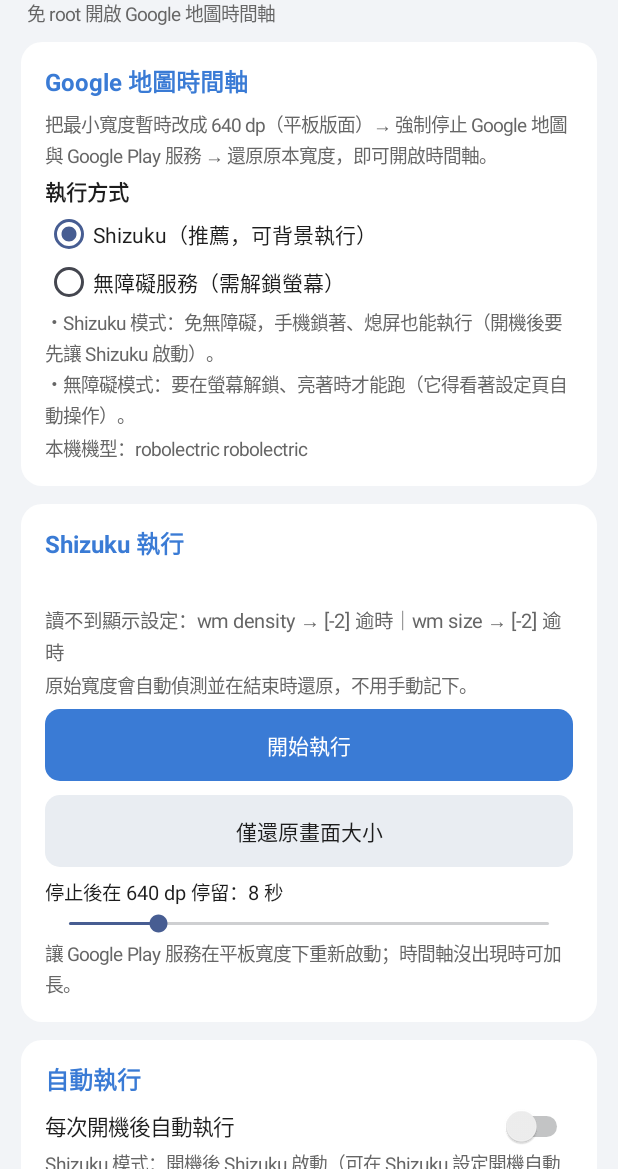
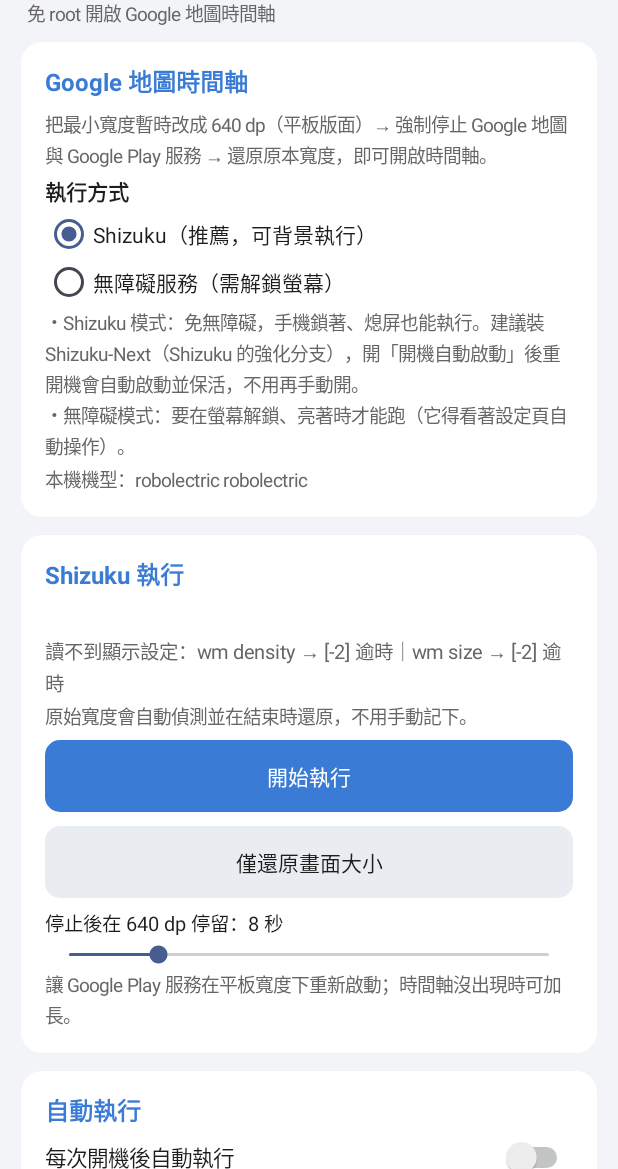
Before and after one commit to steve19860004/timeline-helper-app, an Android app: the screen it shows after launch (MainActivity), on a phone screen of 412 x 824 dp, the part 67-1236 px from its top. Run offline under Robolectric (Android 15) with nearby library versions, the phone set to English and light mode, and no system bars; libraries missing offline, so code that uses them is left out: org.lsposed.hiddenapibypass, rikka.shizuku; 10 statements that could not run were skipped.

Commit message:
建議改用 Shizuku-Next（開機自動啟動、保活、避免重開機被關）；API 相容不改程式邏輯
Co-Authored-By: Claude Opus 4.8 <noreply@anthropic.com>
Claude-Session: https://claude.ai/code/session_01SWYiMyvDvqx2X6cpuZKcJv

```diff
--- a/app/src/main/java/tw/local/timeline/ui/MainActivity.kt
+++ b/app/src/main/java/tw/local/timeline/ui/MainActivity.kt
@@ -144,7 +144,7 @@ class MainActivity : Activity() {
             }
             addView(rg)
             // 使用者要求的備註
-            hint("・Shizuku 模式：免無障礙，手機鎖著、熄屏也能執行（開機後要先讓 Shizuku 啟動）。\n・無障礙模式：要在螢幕解鎖、亮著時才能跑（它得看著設定頁自動操作）。")
+            hint("・Shizuku 模式：免無障礙，手機鎖著、熄屏也能執行。建議裝 Shizuku-Next（Shizuku 的強化分支），開「開機自動啟動」後重開機會自動啟動並保活，不用再手動開。\n・無障礙模式：要在螢幕解鎖、亮著時才能跑（它得看著設定頁自動操作）。")
             txt("本機機型：${Build.MANUFACTURER} ${Build.MODEL}" + if (TimelineFlow.mi()) "（小米 HyperOS，寬度輸入會自動處理）" else "", 12.5f, color = tSub)
         }
 
@@ -204,7 +204,7 @@ class MainActivity : Activity() {
             if (on && !Prefs.bool(TimelineFlow.K_TESTED)) { toast("請先成功執行一次"); render() }
             else Prefs.put(TimelineFlow.K_AUTO, on)
         }
-        if (shz) hint("Shizuku 模式：開機後 Shizuku 啟動（可在 Shizuku 設定開機自動啟動）才會執行，不需解鎖。")
+        if (shz) hint("Shizuku 模式：開機後 Shizuku 已啟動才會執行，不需解鎖。建議用 Shizuku-Next 並開「開機自動啟動」，重開機後會自動啟動保活。")
         else hint("無障礙模式：開機解鎖後才會執行；搭配下方「開機保活」較穩。")
         val daily = toggle("每日自動執行", TimelineFlow.K_DAILY) { }
         val m0 = Prefs.int(TimelineFlow.K_DAILY_MIN, TimelineFlow.DAILY_DEFAULT)
@@ -252,12 +252,13 @@ class MainActivity : Activity() {
         val v = runCatching { packageManager.getPackageInfo(packageName, 0).versionName }.getOrNull() ?: "?"
         txt("時間軸助手 v$v", bold = true)
         hint("免 root。Shizuku 模式用 adb shell 權限直接下指令；無障礙模式自動操作設定頁。只操作系統設定頁，不讀取也不上傳個人內容。")
+        hint("建議搭配 Shizuku-Next（開機自動啟動、保活）：github.com/rushiranpise/Shizuku-Next")
         hint("© 2026 steve19860004｜授權 GPLv3（本程式不提供任何擔保）")
     }
 
     // ---------- 動作 ----------
     private fun requestShizuku() {
-        if (!Shell.running()) { showText("Shizuku 未啟動", "請先安裝並開啟 Shizuku App，用無線偵錯啟動服務後再回來授權。"); return }
+        if (!Shell.running()) { showText("Shizuku 未啟動", "請先安裝並啟動 Shizuku 服務後再回來授權。\n\n建議裝「Shizuku-Next」（Shizuku 的強化分支，相容本 App）：用無線偵錯啟動一次、開「開機自動啟動」後，重開機會自動啟動，被系統關掉也會自動重啟。\n注意：它與官方 Shizuku 簽章不同，已裝官方版要先解除安裝。"); return }
         Shell.request { granted -> App.ui { toast(if (granted) "Shizuku 已授權" else "未授權"); render() } }
     }
     private fun grantViaShizuku() {
```
